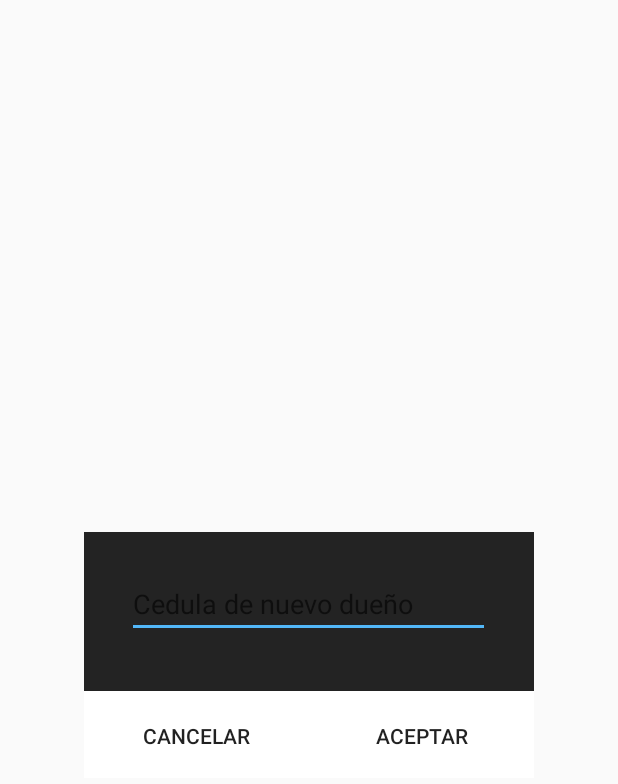
After one commit to iliestefa/Mascotas, an Android app: the layout dialognuevoduenio.xml on its own in the app's theme, with its tools: preview values and no code run, on a phone screen of 412 x 824 dp. The commit adds this screen. Shown: the top 784 px of the screen. Run offline under Robolectric (Android 15) with nearby library versions, the phone set to English and light mode, and no system bars.

Commit message:
Ya esta la parte de adoptar, se elimina de una lista se va a otra, cambia el dueño,reporta perdida, encuntra y todo

```diff
--- a/FindPet/app/src/main/java/com/example/ilian/findpetcom/modelo/Mascota.java
+++ b/FindPet/app/src/main/java/com/example/ilian/findpetcom/modelo/Mascota.java
@@ -120,4 +120,8 @@ public class Mascota {
         this.perdida = perdida;
     }
 
+    @Override
+    public String toString() {
+        return nombre;
+    }
 }
--- /dev/null
+++ b/FindPet/app/src/main/res/layout/dialognuevoduenio.xml
@@ -0,0 +1,65 @@
+<?xml version="1.0" encoding="utf-8"?>
+<RelativeLayout xmlns:android="http://schemas.android.com/apk/res/android"
+    android:id="@+id/relat"
+    android:layout_width="300dp"
+    android:layout_height="wrap_content"
+    android:layout_gravity="center">
+
+    <LinearLayout
+        android:id="@+id/linear"
+        android:layout_width="320dp"
+        android:layout_height="164dp"
+        android:layout_marginTop="50dp"
+        android:background="#232323"
+        android:gravity="center_horizontal"
+        android:orientation="vertical">
+
+
+        <EditText
+            android:id="@+id/cedula"
+            style="@style/Widget.AppCompat.AutoCompleteTextView"
+            android:layout_width="242dp"
+            android:layout_height="wrap_content"
+            android:layout_marginTop="25dp"
+            android:layout_marginBottom="25dp"
+            android:ems="10"
+            android:hint="Cedula de nuevo dueño"
+            android:inputType="number"
+            android:selectAllOnFocus="true"
+            android:singleLine="true"
+            android:textColor="@android:color/background_light" />
+
+        <LinearLayout
+            android:id="@+id/linear2"
+            android:layout_width="match_parent"
+            android:layout_height="match_parent"
+            android:orientation="horizontal">
+
+            <Button
+                android:id="@+id/dialog_btn_cancelar"
+                android:layout_width="150dp"
+                android:layout_height="wrap_content"
+                android:layout_marginTop="10dp"
+                android:background="@android:color/white"
+                android:drawablePadding="20dp"
+                android:padding="20dp"
+                android:text="Cancelar"
+                android:textAlignment="center"
+                android:visibility="visible" />
+
+            <Button
+                android:id="@+id/dialog_btn_aceptar"
+                android:layout_width="150dp"
+                android:layout_height="wrap_content"
+                android:layout_marginTop="10dp"
+                android:background="@android:color/white"
+                android:drawablePadding="20dp"
+                android:padding="20dp"
+                android:text="Aceptar"
+                android:textAlignment="center"
+                android:visibility="visible" />
+        </LinearLayout>
+    </LinearLayout>
+
+
+</RelativeLayout>
```
Also changed, not shown: FindPet/app/src/main/java/com/example/ilian/findpetcom/Datos.java (+48 -28 lines), FindPet/app/src/main/java/com/example/ilian/findpetcom/Inicio.java (+7 -0 lines), FindPet/app/src/main/java/com/example/ilian/findpetcom/Metodos.java (+41 -0 lines), FindPet/app/src/main/java/com/example/ilian/findpetcom/adapters/DialogMio.java (+97 -15 lines), FindPet/app/src/main/java/com/example/ilian/findpetcom/adapters/RecyclerViewAdapter.java (+41 -0 lines), FindPet/app/src/main/java/com/example/ilian/findpetcom/adapters/ViewPagerAdapter.java (+10 -0 lines), FindPet/app/src/main/java/com/example/ilian/findpetcom/fragments/FragmentEnAdopcion.java (+30 -3 lines), FindPet/app/src/main/res/layout/adopcion_fragment.xml (+0 -7 lines).
